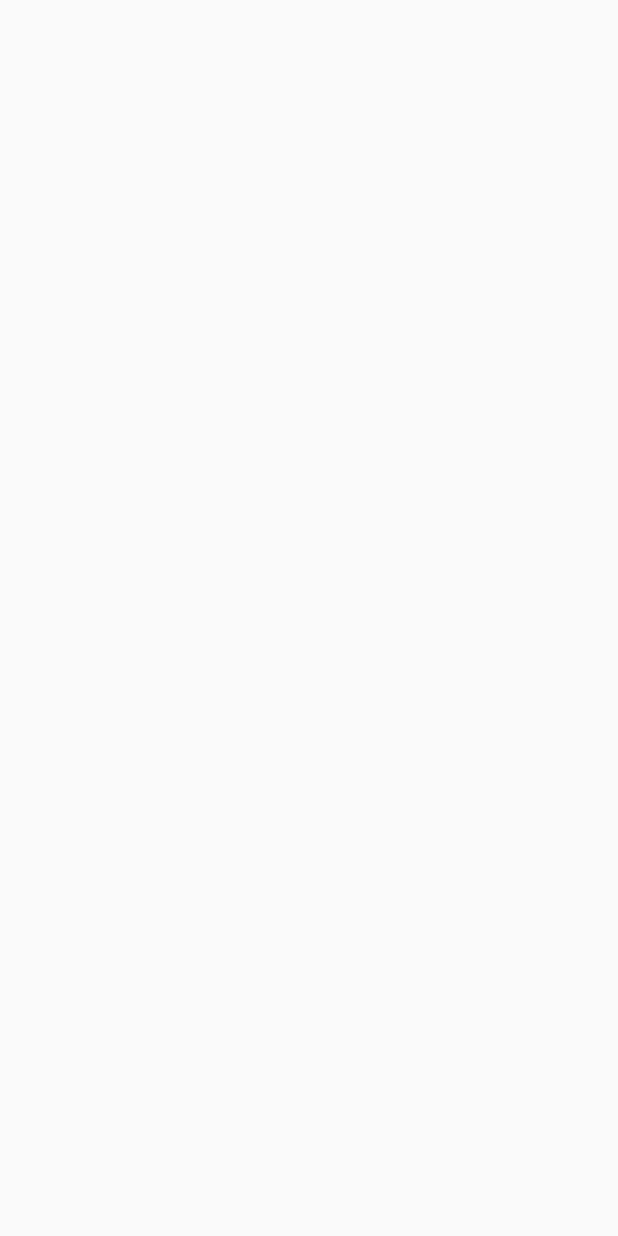
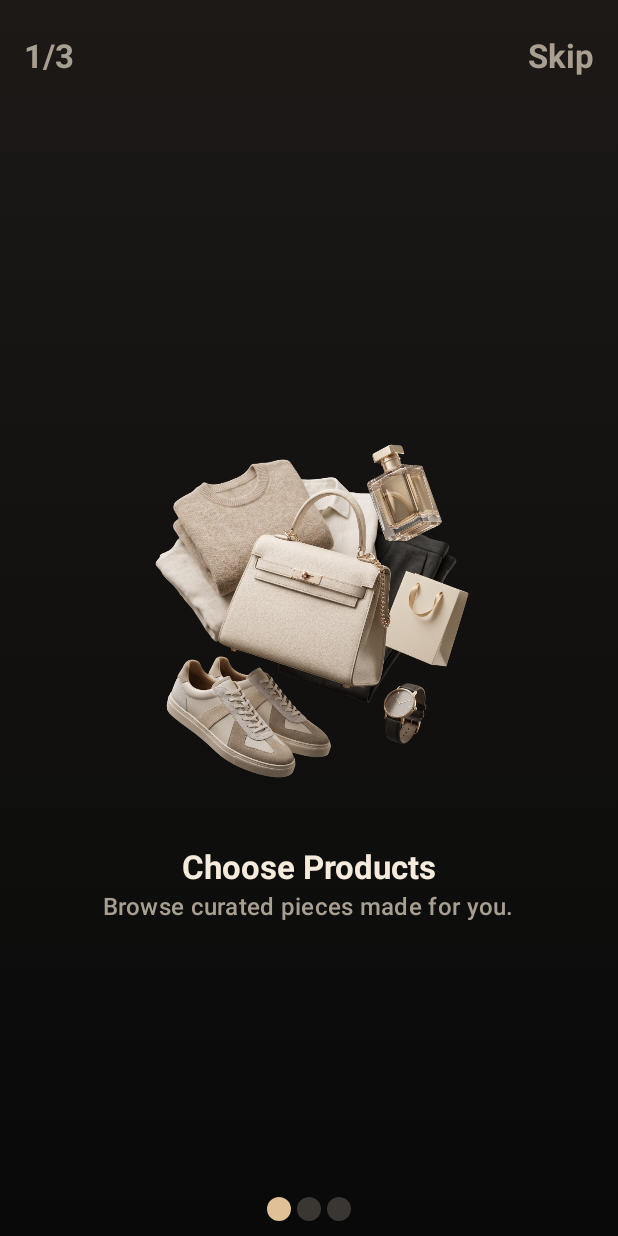
Before and after one commit to Aksingh098/Veyra, an Android app built with Jetpack Compose: the screen it shows after launch (MainActivity), on a phone screen of 412 x 824 dp. Before the commit the screen is empty. Run offline under Robolectric (Android 15) with nearby library versions, the phone set to English and light mode, and no system bars.

Commit message:
Add splash and onboarding screens
- Implement `SplashScreen` with logo animation.
- Implement `OnBoardingScreen` with `HorizontalPager` and page indicators.
- Define custom color palette in `Color.kt`.
- Add drawable assets for onboarding and branding.
- Set `OnBoardingScreen` as the main content in `MainActivity`.

```diff
--- a/app/src/main/java/com/example/veyra/MainActivity.kt
+++ b/app/src/main/java/com/example/veyra/MainActivity.kt
@@ -4,13 +4,8 @@ import android.os.Bundle
 import androidx.activity.ComponentActivity
 import androidx.activity.compose.setContent
 import androidx.activity.enableEdgeToEdge
-import androidx.compose.foundation.layout.fillMaxSize
-import androidx.compose.foundation.layout.padding
-import androidx.compose.material3.Scaffold
-import androidx.compose.material3.Text
-import androidx.compose.runtime.Composable
-import androidx.compose.ui.Modifier
-import androidx.compose.ui.tooling.preview.Preview
+import com.example.veyra.presentation.onBoarding.OnBoardingScreen
+import com.example.veyra.presentation.splash.SplashScreen
 import com.example.veyra.ui.theme.VeyraTheme
 
 class MainActivity : ComponentActivity() {
@@ -19,7 +14,7 @@ class MainActivity : ComponentActivity() {
         enableEdgeToEdge()
         setContent {
             VeyraTheme {
-
+                OnBoardingScreen()
                 }
             }
         }
--- /dev/null
+++ b/app/src/main/java/com/example/veyra/presentation/onBoarding/OnBoardingScreen.kt
@@ -0,0 +1,145 @@
+package com.example.veyra.presentation.onBoarding
+
+import androidx.collection.mutableObjectIntMapOf
+import androidx.compose.foundation.Image
+import androidx.compose.foundation.background
+import androidx.compose.foundation.layout.Arrangement
+import androidx.compose.foundation.layout.Box
+import androidx.compose.foundation.layout.Column
+
+import androidx.compose.foundation.layout.Row
+import androidx.compose.foundation.layout.Spacer
+import androidx.compose.foundation.layout.fillMaxSize
+import androidx.compose.foundation.layout.fillMaxWidth
+import androidx.compose.foundation.layout.height
+import androidx.compose.foundation.layout.padding
+import androidx.compose.foundation.layout.size
+import androidx.compose.foundation.pager.HorizontalPager
+import androidx.compose.foundation.pager.rememberPagerState
+import androidx.compose.foundation.shape.CircleShape
+import androidx.compose.material3.MaterialTheme
+import androidx.compose.material3.Text
+import androidx.compose.runtime.Composable
+import androidx.compose.ui.Alignment
+import androidx.compose.ui.Modifier
+import androidx.compose.ui.draw.clip
+import androidx.compose.ui.graphics.Brush
+import androidx.compose.ui.graphics.Color
+import androidx.compose.ui.layout.ContentScale
+import androidx.compose.ui.res.painterResource
+import androidx.compose.ui.text.font.FontStyle
+import androidx.compose.ui.text.font.FontWeight
+import androidx.compose.ui.tooling.preview.Preview
+import androidx.compose.ui.unit.dp
+import com.example.veyra.R
+import com.example.veyra.ui.theme.DotInactive
+import com.example.veyra.ui.theme.Gold
+import com.example.veyra.ui.theme.TextPrimary
+import com.example.veyra.ui.theme.TextSecondary
+
+data class OnboardPage(val title: String, val desc: String, val image: Int)
+
+@Preview(showSystemUi = true, showBackground = true)
+@Composable
+fun OnBoardingScreen() {
+    val pagerState = rememberPagerState(pageCount = {
+        pages.size
+    })
+    Box(
+        modifier = Modifier
+            .fillMaxSize()
+            .background(
+                brush = Brush.verticalGradient(
+                    colors = listOf(
+                        Color(0xFF1C1917),
+                        Color(0xFF121110),
+                        Color(0xFF090909)
+                    )
+                )
+            )
+    ){
+        Column(
+            modifier = Modifier.fillMaxSize()
+        ) {
+            Row(
+                modifier = Modifier
+                    .fillMaxWidth()
+                    .padding(vertical = 24.dp, horizontal = 16.dp),
+                verticalAlignment = Alignment.CenterVertically,
+                horizontalArrangement = Arrangement.SpaceBetween
+            ) {
+                Text("${pagerState.currentPage + 1}/3",
+                    style = MaterialTheme.typography.titleLarge,
+                    color = TextSecondary,
+                    fontWeight = FontWeight.Bold)
+                Text(
+                    text = "Skip",
+                    style = MaterialTheme.typography.titleLarge,
+                    color = TextSecondary,
+                    fontWeight = FontWeight.Bold
+                )
+
+            }
+
+            Spacer(modifier = Modifier.weight(1f))
+            HorizontalPager(state = pagerState) { page ->
+                Column(
+                    modifier = Modifier.fillMaxWidth(),
+                    verticalArrangement = Arrangement.Center,
+                    horizontalAlignment = Alignment.CenterHorizontally
+                ) {
+                    Image(
+                        painter = painterResource(pages[page].image),
+                        contentDescription = pages[page].title,
+                        contentScale = ContentScale.Fit,
+                        modifier = Modifier.size(300.dp)
+                    )
+                    Spacer(modifier = Modifier.height(10.dp))
+                    Text(
+                        text = pages[page].title,
+                        style = MaterialTheme.typography.titleLarge,
+                        fontWeight = FontWeight.Bold,
+                        color = TextPrimary
+                    )
+                    Text(
+                        text = pages[page].desc,
+                        style = MaterialTheme.typography.titleMedium,
+                        color = TextSecondary
+                    )
+
+
+                }
+
+
+            }
+            Spacer(modifier = Modifier.weight(1f))
+            Row(
+                Modifier
+                    .fillMaxWidth()
+                    .padding(bottom = 8.dp),
+                horizontalArrangement = Arrangement.Center
+            ) {
+                repeat(pagerState.pageCount) { iteration ->
+                    val color = if (pagerState.currentPage == iteration) Gold else DotInactive
+                    Box(
+                        modifier = Modifier
+                            .padding(2.dp)
+                            .clip(CircleShape)
+                            .background(color)
+                            .size(16.dp)
+                    )
+                }
+            }
+
+
+
+        }
+    }
+
+}
+
+val pages = listOf(
+    OnboardPage("Choose Products", "Browse curated pieces made for you.", R.drawable.choose_products),
+    OnboardPage("Make Payment", "Pay securely in a few taps.", R.drawable.payment),
+    OnboardPage("Get Your Order", "Delivered to your door, beautifully.", R.drawable.seamless_delivery),
+)
--- /dev/null
+++ b/app/src/main/java/com/example/veyra/presentation/splash/SplashScreen.kt
@@ -0,0 +1,75 @@
+package com.example.veyra.presentation.splash
+
+import androidx.compose.animation.core.animateFloatAsState
+import androidx.compose.animation.core.tween
+import androidx.compose.foundation.Image
+import androidx.compose.foundation.background
+import androidx.compose.foundation.layout.Box
+import androidx.compose.foundation.layout.fillMaxSize
+import androidx.compose.foundation.layout.width
+import androidx.compose.runtime.Composable
+import androidx.compose.runtime.LaunchedEffect
+import androidx.compose.runtime.getValue
+import androidx.compose.runtime.mutableStateOf
+import androidx.compose.runtime.remember
+import androidx.compose.runtime.setValue
+import androidx.compose.ui.Alignment
+import androidx.compose.ui.Modifier
+import androidx.compose.ui.draw.alpha
+import androidx.compose.ui.graphics.Brush
+import androidx.compose.ui.graphics.Color
+import androidx.compose.ui.layout.ContentScale
+import androidx.compose.ui.res.painterResource
+import androidx.compose.ui.tooling.preview.Preview
+import androidx.compose.ui.unit.dp
+import com.example.veyra.R
+import kotlinx.coroutines.delay
+
+@Preview(showSystemUi = true, showBackground = true)
+@Composable
+fun SplashScreen(modifier: Modifier = Modifier) {
+    var startAnimation by remember { mutableStateOf(false) }
+
+    val alphaAnim = animateFloatAsState(
+        targetValue = if(startAnimation) 1f else 0f,
+        animationSpec = tween(4000)
+
+    )
+
+    LaunchedEffect(true) {
+        startAnimation  = true
+        delay(2500)
+    }
+    Box(
+        modifier = Modifier
+            .fillMaxSize()
+            .background(
+                brush = Brush.verticalGradient(
+                    colors = listOf(
+                        Color(0xFF1C1917),
+                        Color(0xFF121110),
+                        Color(0xFF090909)
+                    )
+                )
+            ),
+        contentAlignment = Alignment.Center
+    ){
+        Image(
+            painter = painterResource(R.drawable.elegant_gold_veyra_logo),
+            contentDescription = "App logo",
+            modifier = Modifier
+                .width(240.dp)
+                .alpha(alphaAnim.value),
+            contentScale = ContentScale.Fit
+        )
+    }
+
+}
+
+
+@Composable
+fun OnBoardContent() {
+
+
+
+}
--- a/app/src/main/java/com/example/veyra/ui/theme/Color.kt
+++ b/app/src/main/java/com/example/veyra/ui/theme/Color.kt
@@ -9,3 +9,13 @@ val Pink80 = Color(0xFFEFB8C8)
 val Purple40 = Color(0xFF6650a4)
 val PurpleGrey40 = Color(0xFF625b71)
 val Pink40 = Color(0xFF7D5260)
+
+val BgTop = Color(0xFF1C1917)      // your existing gradient
+val BgMid = Color(0xFF121110)
+val BgBottom = Color(0xFF090909)
+
+val Gold = Color(0xFFE0C097)       // champagne: Next, active dot, accents
+val GoldDark = Color(0xFFB08D57)   // bronze: pressed states, thin borders
+val TextPrimary = Color(0xFFF5EBDD) // titles (warm off-white, not pure white)
+val TextSecondary = Color(0xFFA89F91) // descriptions, Skip, Prev
+val DotInactive = Color(0xFF3A3632)
```
Also changed, not shown: app/src/main/res/drawable/choose_products.png (added), app/src/main/res/drawable/elegant_gold_veyra_logo.png (added), app/src/main/res/drawable/payment.png (added), app/src/main/res/drawable/seamless_delivery.png (added).
